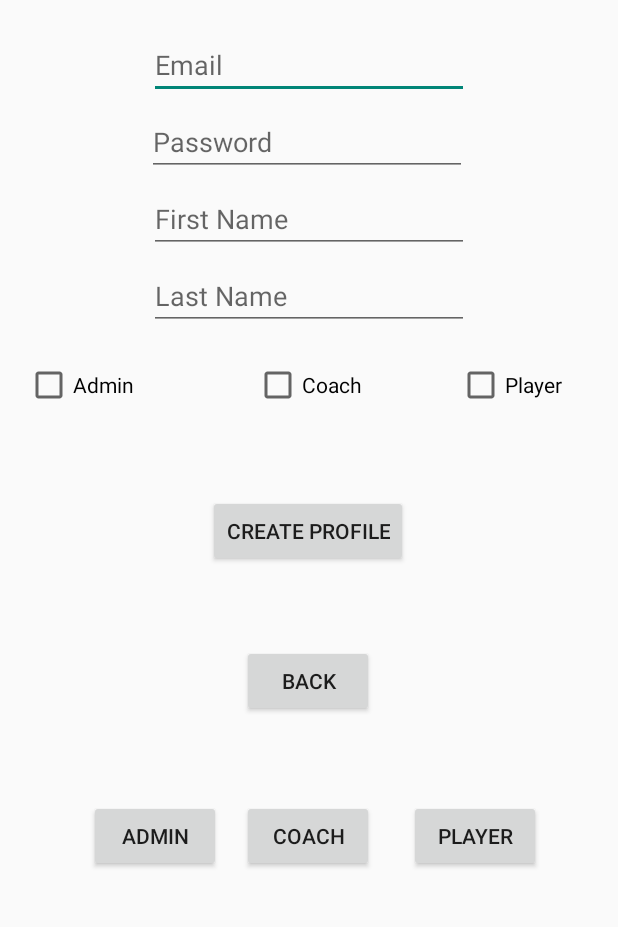
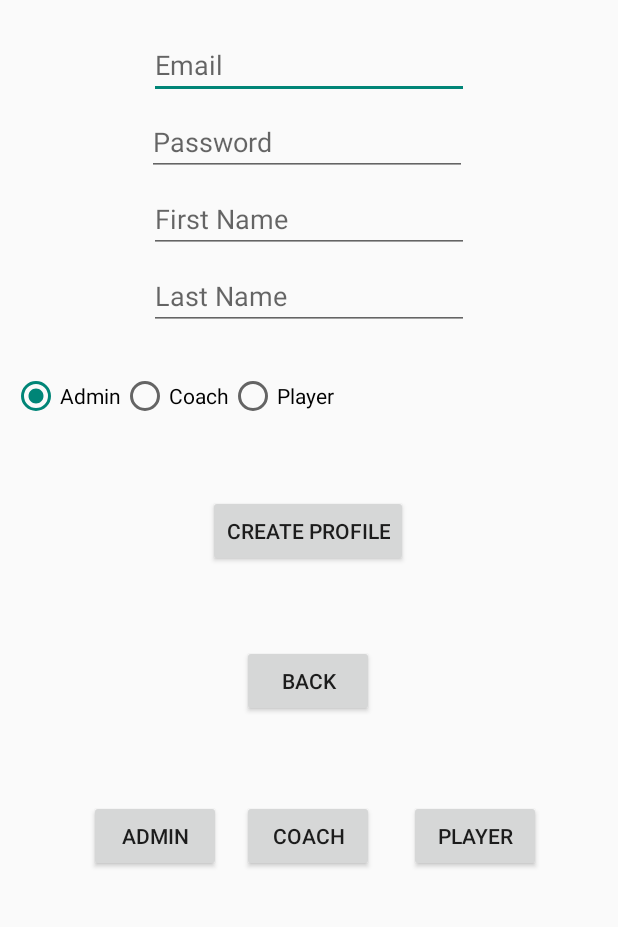
Before and after one commit to Heroice18/Wrestling-Plus, an Android app: the screen it shows after launch (Login_Start), after a tap on "LOGIN", on a phone screen of 412 x 824 dp, the part 86-1013 px from its top. Run offline under Robolectric (Android 15) with nearby library versions, the light colour scheme and no system bars; our stand-ins replace Firebase (no records; nobody signed in at launch, a user with empty details on screens opened directly).

Commit message:
Connected app to firebase and added ability to create account, which also will create a user in the database with their name and email, and the email being the document id in firebase.

```diff
--- a/app/build.gradle
+++ b/app/build.gradle
@@ -27,4 +27,10 @@ dependencies {
     androidTestImplementation 'com.android.support.test.espresso:espresso-core:3.0.2'
     implementation 'com.android.support:appcompat-v7:28.0.0'
     implementation 'com.android.support:design:28.0.0'
+
+    implementation 'com.google.firebase:firebase-core:16.0.7'
+    implementation 'com.google.firebase:firebase-firestore:18.0.1'
+    implementation 'com.google.firebase:firebase-auth:16.1.0'
 }
+
+apply plugin: 'com.google.gms.google-services'
--- a/app/src/main/java/com/example/wrestlingtournament/Login_Start.java
+++ b/app/src/main/java/com/example/wrestlingtournament/Login_Start.java
@@ -1,8 +1,11 @@
 package com.example.wrestlingtournament;
 
 import android.content.Intent;
+import android.support.annotation.NonNull;
 import android.support.v7.app.AppCompatActivity;
 import android.os.Bundle;
+import android.util.Log;
+import android.util.Patterns;
 import android.view.Gravity;
 import android.view.LayoutInflater;
 import android.view.MotionEvent;
@@ -12,8 +15,21 @@ import android.widget.CheckBox;
 import android.widget.EditText;
 import android.widget.LinearLayout;
 import android.widget.PopupWindow;
+import android.widget.RadioButton;
+import android.widget.RadioGroup;
 import android.widget.TextView;
 import android.widget.Toast;
+
+import com.google.android.gms.tasks.OnCompleteListener;
+import com.google.android.gms.tasks.OnSuccessListener;
+import com.google.android.gms.tasks.Task;
+import com.google.firebase.auth.AuthResult;
+import com.google.firebase.auth.FirebaseAuth;
+import com.google.firebase.auth.FirebaseAuthUserCollisionException;
+import com.google.firebase.firestore.FirebaseFirestore;
+
+import java.util.HashMap;
+import java.util.Map;
 
 import static android.view.View.GONE;
 import static android.view.View.VISIBLE;
@@ -23,27 +39,115 @@ import static android.view.View.VISIBLE;
 public class Login_Start extends AppCompatActivity{
 
     public static final String location = "com.example.wrestlingtournament.USER";
+    public static final String TAG = "Login_Start";
+    EditText first, last, emailEditText, passwordEditText;
+    RadioButton adminButton, coachButton, playerButton;
+    RadioGroup userType;
+    FirebaseAuth mAuth;
+    FirebaseFirestore db;
+
     @Override
     protected void onCreate(Bundle savedInstanceState) {
         super.onCreate(savedInstanceState);
+
         setContentView(R.layout.login);
-        EditText first = findViewById(R.id.fName);
+        first = findViewById(R.id.fName);
         first.setVisibility(GONE);
-        EditText last = findViewById(R.id.lName);
+        last = findViewById(R.id.lName);
         last.setVisibility(GONE);
         Button man = (Button) findViewById(R.id.Finish);
         man.setVisibility(GONE);
-        CheckBox deus = findViewById(R.id.checkAdmin);
-        deus.setVisibility(GONE);
-        CheckBox side = findViewById(R.id.checkCoach);
-        side.setVisibility(GONE);
-        CheckBox jog = findViewById(R.id.checkPlayer);
-        jog.setVisibility(GONE);
+
+        userType = findViewById(R.id.userType);
+        adminButton = findViewById(R.id.admin);
+        coachButton = findViewById(R.id.coach);
+        playerButton = findViewById(R.id.player);
+
+        adminButton.setVisibility(GONE);
+        coachButton.setVisibility(GONE);
+        playerButton.setVisibility(GONE);
         Button back = (Button) findViewById(R.id.goBack);
         back.setVisibility(GONE);
+
+        emailEditText = findViewById(R.id.email);
+        passwordEditText = findViewById(R.id.password);
+
+        mAuth = FirebaseAuth.getInstance();
+        db = FirebaseFirestore.getInstance();
     }
     //String check;
     //Intent send = new Intent(this, MainActivity.class);
+
+    public void signUpUser(View view) {
+        Log.d(TAG, "signUpUser: creating new user");
+        final String firstName = first.getText().toString();
+        final String lastName = last.getText().toString();
+        final String email = emailEditText.getText().toString();
+        String password = passwordEditText.getText().toString();
+
+        RadioGroup userType = findViewById(R.id.userType);
+        if (userType.getCheckedRadioButtonId() != -1) {
+            String type = ((RadioButton) findViewById(userType.getCheckedRadioButtonId())).getText().toString();
+            Log.d(TAG, "signUpUser: type is: " + type);
+        }
+        else {
+            Log.d(TAG, "signUpUser: error");
+            return;
+        }
+
+        if (firstName == "") {
+            first.setError("Please Enter First Name");
+            return;
+        }
+        if (lastName == "") {
+            last.setError("Please Enter Last Name");
+            return;
+        }
+        if(!Patterns.EMAIL_ADDRESS.matcher(email).matches()) {
+            emailEditText.setError("Please enter valid email");
+            return;
+        }
+        if (password.length() < 6) {
+            passwordEditText.setError("Password must be at least 6 characters");
+            return;
+        }
+
+        mAuth.createUserWithEmailAndPassword(email, password).addOnCompleteListener(new OnCompleteListener<AuthResult>() {
+            @Override
+            public void onComplete(@NonNull Task<AuthResult> task) {
+                if (task.isSuccessful()) {
+                    Toast.makeText(getApplicationContext(), "User created", Toast.LENGTH_SHORT).show();
+
+                    //create a user in the database with name and email
+                    Map<String, Object> user = new HashMap<>();
+                    user.put("firstName", firstName);
+                    user.put("lastName", lastName);
+                    user.put("email", email);
+
+                    db.collection("user").document(String.valueOf(email))
+                            .set(user)
+                            .addOnSuccessListener(new OnSuccessListener<Void>() {
+                                @Override
+                                public void onSuccess(Void aVoid) {
+                                    Log.d(TAG, "onSuccess: added user");
+                                    //go to next activity
+                                    //startActivity(new Intent(Login_Start.this, MainActivity.class));
+                                }
+                            });
+                }
+                else {
+                    Log.d(TAG, "onComplete: account not created");
+                    if (task.getException() instanceof FirebaseAuthUserCollisionException) {
+                        Toast.makeText(getApplicationContext(), "Username already registered", Toast.LENGTH_SHORT).show();
+                    }
+                    else {
+                        Toast.makeText(getApplicationContext(), task.getException().getMessage(), Toast.LENGTH_SHORT).show();
+                    }
+                }
+            }
+        });
+
+    }
 
     public void logButton(View b)
     {
@@ -82,16 +186,16 @@ public class Login_Start extends AppCompatActivity{
         first.setVisibility(VISIBLE);
         EditText last = findViewById(R.id.lName);
         last.setVisibility(VISIBLE);
-        EditText email = findViewById(R.id.Email);
+        EditText email = findViewById(R.id.email);
         email.setVisibility(VISIBLE);
         Button man = (Button) findViewById(R.id.Finish);
         man.setVisibility(VISIBLE);
-        CheckBox deus = findViewById(R.id.checkAdmin);
-        deus.setVisibility(VISIBLE);
-        CheckBox side = findViewById(R.id.checkCoach);
-        side.setVisibility(VISIBLE);
-        CheckBox jog = findViewById(R.id.checkPlayer);
-        jog.setVisibility(VISIBLE);
+        RadioButton adminButton = findViewById(R.id.admin);
+        adminButton.setVisibility(VISIBLE);
+        RadioButton coachButton = findViewById(R.id.coach);
+        coachButton.setVisibility(VISIBLE);
+        RadioButton playerButton = findViewById(R.id.player);
+        playerButton.setVisibility(VISIBLE);
         Button log = (Button) findViewById(R.id.login);
         log.setVisibility(GONE);
         Button in = (Button) findViewById(R.id.login);
@@ -118,12 +222,12 @@ public class Login_Start extends AppCompatActivity{
         last.setVisibility(GONE);
         Button man = (Button) findViewById(R.id.Finish);
         man.setVisibility(GONE);
-        CheckBox deus = findViewById(R.id.checkAdmin);
-        deus.setVisibility(GONE);
-        CheckBox side = findViewById(R.id.checkCoach);
-        side.setVisibility(GONE);
-        CheckBox jog = findViewById(R.id.checkPlayer);
-        jog.setVisibility(GONE);
+        RadioButton adminButton = findViewById(R.id.admin);
+        adminButton.setVisibility(GONE);
+        RadioButton coachButton = findViewById(R.id.coach);
+        coachButton.setVisibility(GONE);
+        RadioButton playerButton = findViewById(R.id.player);
+        playerButton.setVisibility(GONE);
         Button back = (Button) findViewById(R.id.goBack);
         back.setVisibility(GONE);
 
@@ -166,11 +270,4 @@ public class Login_Start extends AppCompatActivity{
         });*/
 
 
-
-
-
-
-
-
-
 }
--- a/app/src/main/res/layout/login.xml
+++ b/app/src/main/res/layout/login.xml
@@ -1,6 +1,5 @@
 <?xml version="1.0" encoding="utf-8"?>
-<android.support.constraint.ConstraintLayout
-    xmlns:android="http://schemas.android.com/apk/res/android"
+<android.support.constraint.ConstraintLayout xmlns:android="http://schemas.android.com/apk/res/android"
     xmlns:app="http://schemas.android.com/apk/res-auto"
     xmlns:tools="http://schemas.android.com/tools"
     android:layout_width="match_parent"
@@ -57,7 +56,7 @@
         app:layout_constraintVertical_bias="0.294" />
 
     <EditText
-        android:id="@+id/Email"
+        android:id="@+id/email"
         android:layout_width="wrap_content"
         android:layout_height="wrap_content"
         android:layout_marginStart="8dp"
@@ -74,7 +73,7 @@
         app:layout_constraintVertical_bias="0.092" />
 
     <EditText
-        android:id="@+id/editText2"
+        android:id="@+id/password"
         android:layout_width="wrap_content"
         android:layout_height="wrap_content"
         android:layout_marginStart="8dp"
@@ -172,53 +171,6 @@
         app:layout_constraintTop_toTopOf="parent"
         app:layout_constraintVertical_bias="0.559" />
 
-    <CheckBox
-        android:id="@+id/checkAdmin"
-        android:layout_width="wrap_content"
-        android:layout_height="wrap_content"
-        android:layout_marginStart="8dp"
-        android:layout_marginTop="8dp"
-        android:layout_marginEnd="8dp"
-        android:layout_marginBottom="8dp"
-        android:text="Admin"
-        app:layout_constraintBottom_toBottomOf="parent"
-        app:layout_constraintEnd_toEndOf="parent"
-        app:layout_constraintHorizontal_bias="0.026"
-        app:layout_constraintStart_toStartOf="parent"
-        app:layout_constraintTop_toTopOf="parent"
-        app:layout_constraintVertical_bias="0.374" />
-
-    <CheckBox
-        android:id="@+id/checkCoach"
-        android:layout_width="wrap_content"
-        android:layout_height="wrap_content"
-        android:layout_marginStart="8dp"
-        android:layout_marginTop="8dp"
-        android:layout_marginEnd="8dp"
-        android:layout_marginBottom="8dp"
-        android:text="Coach"
-        app:layout_constraintBottom_toBottomOf="parent"
-        app:layout_constraintEnd_toEndOf="parent"
-        app:layout_constraintHorizontal_bias="0.498"
-        app:layout_constraintStart_toStartOf="parent"
-        app:layout_constraintTop_toTopOf="parent"
-        app:layout_constraintVertical_bias="0.374" />
-
-    <CheckBox
-        android:id="@+id/checkPlayer"
-        android:layout_width="wrap_content"
-        android:layout_height="wrap_content"
-        android:layout_marginStart="8dp"
-        android:layout_marginTop="8dp"
-        android:layout_marginEnd="8dp"
-        android:layout_marginBottom="8dp"
-        android:text="Player"
-        app:layout_constraintBottom_toBottomOf="parent"
-        app:layout_constraintEnd_toEndOf="parent"
-        app:layout_constraintHorizontal_bias="0.909"
-        app:layout_constraintStart_toStartOf="parent"
-        app:layout_constraintTop_toTopOf="parent"
-        app:layout_constraintVertical_bias="0.374" />
 
     <Button
         android:id="@+id/Finish"
@@ -228,6 +180,7 @@
         android:layout_marginTop="8dp"
         android:layout_marginEnd="8dp"
         android:layout_marginBottom="8dp"
+        android:onClick="signUpUser"
         android:text="Create Profile"
         app:layout_constraintBottom_toBottomOf="parent"
         app:layout_constraintEnd_toEndOf="parent"
@@ -270,4 +223,44 @@
         app:layout_constraintTop_toTopOf="parent"
         app:layout_constraintVertical_bias="0.452" />
 
+    <RadioGroup
+        android:id="@+id/userType"
+        android:layout_width="0dp"
+        android:layout_height="wrap_content"
+        android:layout_marginStart="8dp"
+        android:layout_marginEnd="8dp"
+        android:layout_marginBottom="8dp"
+        android:orientation="horizontal"
+        app:layout_constraintBottom_toBottomOf="@+id/logButton"
+        app:layout_constraintEnd_toEndOf="parent"
+        app:layout_constraintStart_toStartOf="parent"
+        app:layout_constraintTop_toBottomOf="@+id/lName">
+
+        <RadioButton
+            android:id="@+id/admin"
+            android:layout_width="wrap_content"
+            android:layout_height="wrap_content"
+            android:checked="true"
+            android:text="Admin"
+            tools:layout_editor_absoluteX="27dp"
+            tools:layout_editor_absoluteY="265dp" />
+
+        <RadioButton
+            android:id="@+id/coach"
+            android:layout_width="wrap_content"
+            android:layout_height="wrap_content"
+            android:text="Coach"
+            app:layout_constraintEnd_toEndOf="parent"
+            app:layout_constraintStart_toStartOf="parent"
+            tools:layout_editor_absoluteY="265dp" />
+
+        <RadioButton
+            android:id="@+id/player"
+            android:layout_width="wrap_content"
+            android:layout_height="match_parent"
+            android:text="Player"
+            tools:layout_editor_absoluteX="272dp"
+            tools:layout_editor_absoluteY="265dp" />
+    </RadioGroup>
+
 </android.support.constraint.ConstraintLayout>
--- a/build.gradle
+++ b/build.gradle
@@ -8,6 +8,7 @@ buildscript {
     }
     dependencies {
         classpath 'com.android.tools.build:gradle:3.3.1'
+        classpath 'com.google.gms:google-services:4.0.1'
 
         // NOTE: Do not place your application dependencies here; they belong
         // in the individual module build.gradle files
```
